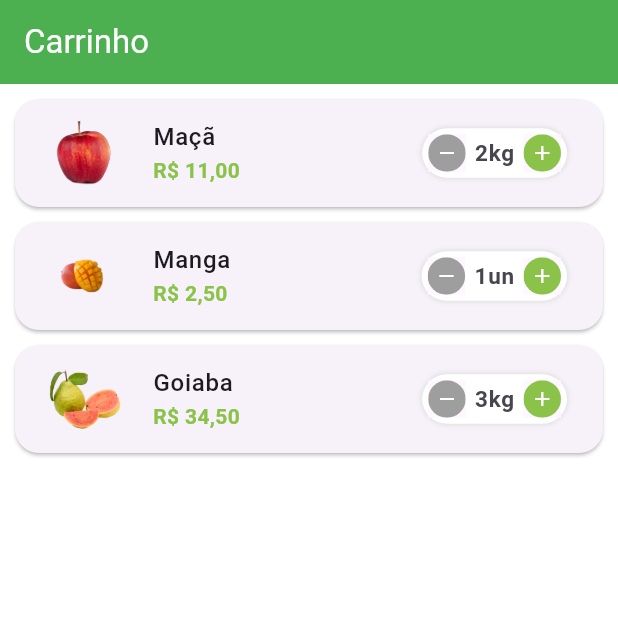
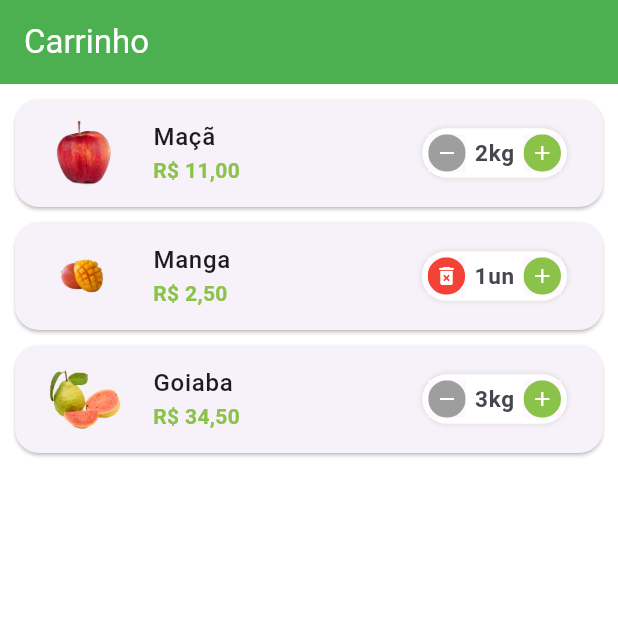
Before and after one commit to piedro404/quitanda-curso-flutter, a Flutter app: the CartTab screen opened directly, on a phone screen of 412 x 824 dp, the top half of it. Run offline on Flutter 3.47's test engine with Material 3 defaults, Android fonts, the phone set to English and light mode, and no system bars; our stand-ins replace animated_text_kit, badges, mask_text_input_formatter; missing offline and left inert: dart:ffi.

Commit message:
feat: :seedling: Add remove item

```diff
--- a/lib/src/pages/cart/cart_tab.dart
+++ b/lib/src/pages/cart/cart_tab.dart
@@ -6,10 +6,22 @@ import 'package:quitanda/src/pages/cart/components/cart_tile.dart';
 import 'package:quitanda/src/services/utils_services.dart';
 import 'package:quitanda/src/config/app_data.dart' as appData;
 
-class CartTab extends StatelessWidget {
+class CartTab extends StatefulWidget {
+
+  const CartTab({super.key});
+
+  @override
+  State<CartTab> createState() => _CartTabState();
+}
+
+class _CartTabState extends State<CartTab> {
   final UtilServices utilServices = UtilServices();
 
-  CartTab({super.key});
+  void removeItemFromCart(CartItemModel cartItem) {
+    setState(() {
+      appData.cartItem.remove(cartItem);
+    });
+  }
 
   @override
   Widget build(BuildContext context) {
@@ -23,7 +35,7 @@ class CartTab extends StatelessWidget {
             child: ListView.builder(
               itemCount: appData.cartItem.length,
               itemBuilder: (_, index) {
-                return CartTile(cartItem: appData.cartItem[index]);
+                return CartTile(cartItem: appData.cartItem[index], remove: removeItemFromCart);
               },
             ),
           ),
--- a/lib/src/pages/cart/components/cart_tile.dart
+++ b/lib/src/pages/cart/components/cart_tile.dart
@@ -4,11 +4,18 @@ import 'package:quitanda/src/models/cart_item_model.dart';
 import 'package:quitanda/src/pages/common_widgets/quantity_widget.dart';
 import 'package:quitanda/src/services/utils_services.dart';
 
-class CartTile extends StatelessWidget {
+class CartTile extends StatefulWidget {
   final CartItemModel cartItem;
+  final Function(CartItemModel) remove;
+
+  const CartTile({super.key, required this.cartItem, required this.remove});
+
+  @override
+  State<CartTile> createState() => _CartTileState();
+}
+
+class _CartTileState extends State<CartTile> {
   final UtilServices utilServices = UtilServices();
-
-  CartTile({super.key, required this.cartItem});
 
   @override
   Widget build(BuildContext context) {
@@ -19,24 +26,33 @@ class CartTile extends StatelessWidget {
       ),
       child: ListTile(
         leading: Image.asset(
-          cartItem.item.imgUrl,
+          widget.cartItem.item.imgUrl,
           height: 60,
           width: 60,
         ),
         title: Text(
-          cartItem.item.itemName,
+          widget.cartItem.item.itemName,
           style: const  TextStyle(
             fontWeight: FontWeight.w500,
           ),
         ),
-        subtitle: Text(utilServices.priceToCurrency(cartItem.totalPrice()), style: TextStyle(
+        subtitle: Text(utilServices.priceToCurrency(widget.cartItem.totalPrice()), style: TextStyle(
           color: CustomColors.customSwatchColor,
           fontWeight: FontWeight.bold,
         ),),
         trailing: QuantityWidget(
-          suffixText: cartItem.item.unit,
-          value: cartItem.quantity,
-          result: (quantity){},
+          suffixText: widget.cartItem.item.unit,
+          value: widget.cartItem.quantity,
+          result: (quantity) {
+            setState(() {
+              widget.cartItem.quantity = quantity;
+
+              if (quantity == 0) {
+                widget.remove(widget.cartItem);
+              }
+            });
+          },
+          isRemovable: true,
         ),
       ),
     );
--- a/lib/src/pages/common_widgets/quantity_widget.dart
+++ b/lib/src/pages/common_widgets/quantity_widget.dart
@@ -7,12 +7,14 @@ class QuantityWidget extends StatelessWidget {
   final int value;
   final String suffixText;
   final Function(int quantity) result;
+  final bool isRemovable;
 
   const QuantityWidget({
     super.key,
     required this.suffixText,
     required this.value,
     required this.result,
+    this.isRemovable = false,
   });
 
   @override
@@ -34,11 +36,11 @@ class QuantityWidget extends StatelessWidget {
         mainAxisSize: MainAxisSize.min,
         children: [
           _QuantityButton(
-            color: Colors.grey,
-            icon: Icons.remove,
+            color: !isRemovable || value > 1 ? Colors.grey : Colors.red,
+            icon: !isRemovable || value > 1 ? Icons.remove : Icons.delete_forever,
             onPressed: () {
 
-              if(value == 1) {
+              if(value == 1 && !isRemovable) {
                 return;
               }
               int resultCount = value - 1;
```
